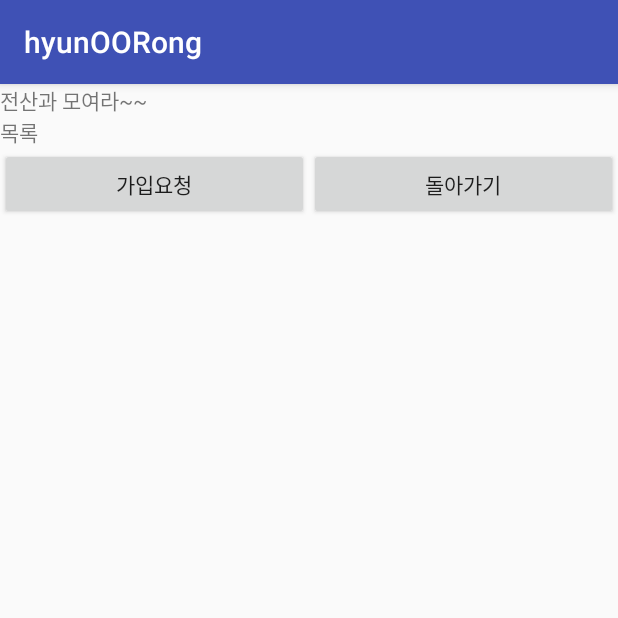
After one commit to hyunOO/CS496_Week3, an Android app: the fragment RoomInfo shown on its own in the app's theme, on a phone screen of 412 x 824 dp, the top half of it. The commit adds this screen. Run offline under Robolectric (Android 15) with nearby library versions, the phone set to English and light mode, and no system bars.

Commit message:
[Client] Show RoomInfo when clicking RoomList (but not interactive yet)

```diff
--- /dev/null
+++ b/Client/app/src/main/java/com/cs496/cs496_week3/FirstPageFragmentListener.java
@@ -0,0 +1,9 @@
+package com.cs496.cs496_week3;
+
+/**
+ * Created by rongrong on 2017-07-14.
+ */
+
+public interface FirstPageFragmentListener {
+    void onSwitchToNextFragment();
+}
--- /dev/null
+++ b/Client/app/src/main/java/com/cs496/cs496_week3/RoomInfo.java
@@ -0,0 +1,42 @@
+package com.cs496.cs496_week3;
+
+import android.os.Bundle;
+import android.support.v4.app.Fragment;
+import android.view.LayoutInflater;
+import android.view.View;
+import android.view.ViewGroup;
+import android.widget.Button;
+
+/**
+ * Created by rongrong on 2017-07-14.
+ */
+
+public class RoomInfo extends Fragment {
+    View view;
+    static FirstPageFragmentListener firstPageListener;
+
+    public RoomInfo(){
+    }
+
+    public RoomInfo(FirstPageFragmentListener listener){
+        firstPageListener = listener;
+    }
+
+    public void backPressed() {
+        firstPageListener.onSwitchToNextFragment();
+    }
+
+    public View onCreateView(LayoutInflater inflater, ViewGroup container, Bundle savedInstanceState) {
+        view = inflater.inflate(R.layout.room_info, null);
+
+        Button btnReturn = (Button) view.findViewById(R.id.btnReturn);
+        btnReturn.setOnClickListener(new View.OnClickListener() {
+            @Override
+            public void onClick(View view) {
+                firstPageListener.onSwitchToNextFragment();
+            }
+        });
+
+        return view;
+    }
+}
--- /dev/null
+++ b/Client/app/src/main/res/layout/room_info.xml
@@ -0,0 +1,38 @@
+<?xml version="1.0" encoding="utf-8"?>
+<LinearLayout xmlns:android="http://schemas.android.com/apk/res/android"
+    android:layout_width="match_parent"
+    android:layout_height="match_parent"
+    android:orientation="vertical">
+
+    <TextView
+        android:layout_width="match_parent"
+        android:layout_height="wrap_content"
+        android:text="전산과 모여라~~"/>
+    <TextView
+        android:layout_width="match_parent"
+        android:layout_height="wrap_content"
+        android:text="목록"/>
+
+
+
+    <LinearLayout
+        android:layout_width="match_parent"
+        android:layout_height="wrap_content"
+        android:orientation="horizontal">
+
+        <Button
+            android:layout_width="0dp"
+            android:layout_height="match_parent"
+            android:layout_weight="1"
+            android:text="가입요청" />
+
+        <Button
+            android:id="@+id/btnReturn"
+            android:layout_width="0dp"
+            android:layout_height="match_parent"
+            android:layout_weight="1"
+            android:text="돌아가기" />
+
+    </LinearLayout>
+
+</LinearLayout>
--- a/Client/app/src/main/res/layout/tab1_roomlist.xml
+++ b/Client/app/src/main/res/layout/tab1_roomlist.xml
@@ -37,7 +37,7 @@
         android:id="@+id/searchBar"
         android:layout_width="match_parent"
         android:layout_height="wrap_content"
-        android:drawableLeft="@android:drawable/ic_menu_search"/>
+        android:drawableLeft="@android:drawable/ic_menu_search" />
 
     <LinearLayout
         android:id="@+id/showRoom"
```
Also changed, not shown: Client/app/src/main/java/com/cs496/cs496_week3/MainActivity.java (+64 -6 lines), Client/app/src/main/java/com/cs496/cs496_week3/RoomListAdapter.java (+14 -1 lines), Client/app/src/main/java/com/cs496/cs496_week3/Tab1RoomList.java (+36 -0 lines), Client/app/src/main/res/layout/tab0_roomlist_layout.xml (+15 -11 lines), Client/app/src/main/java/com/cs496/cs496_week3/Tab3Message.java (line endings or trailing spaces).
